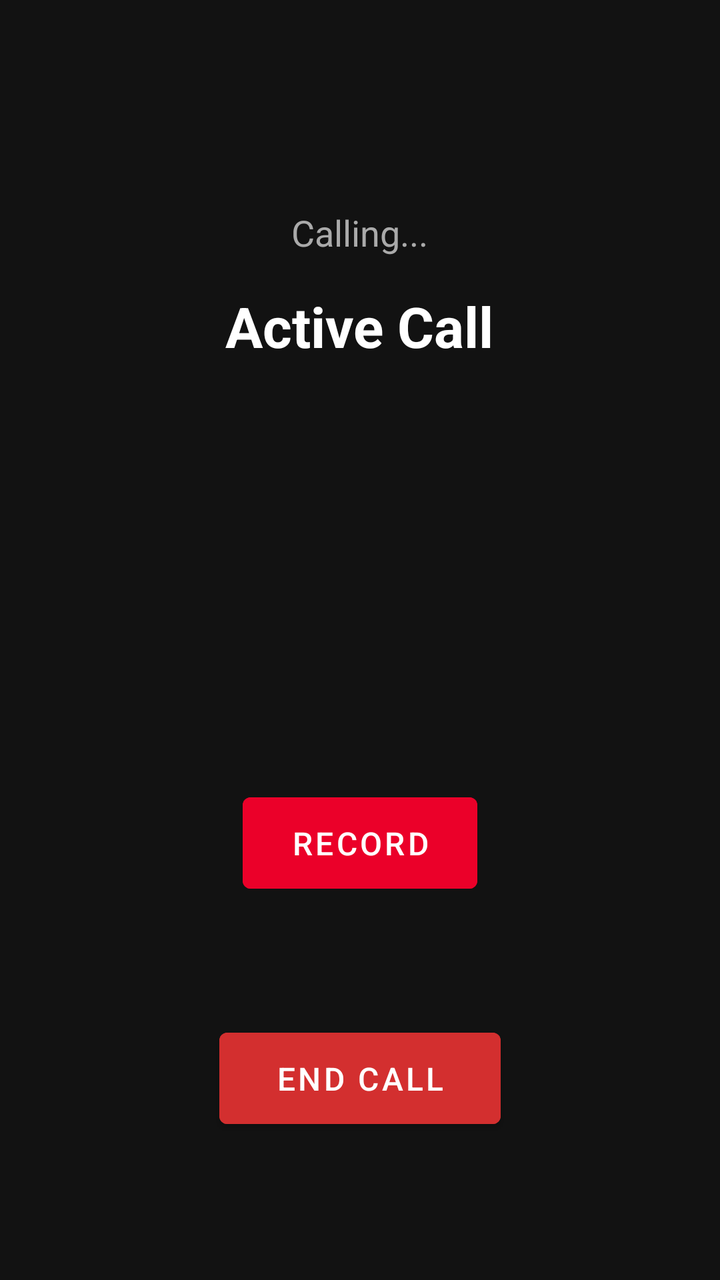
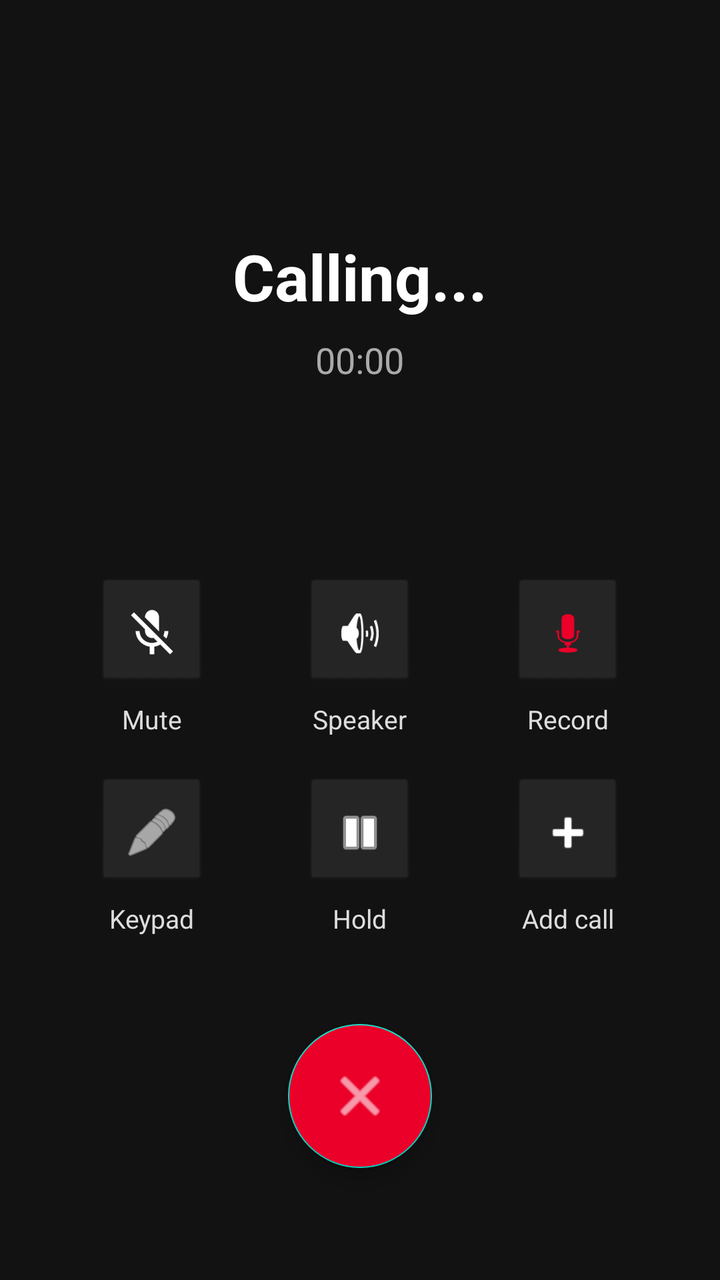

Compare the two renders of this Android layout. The source of the first and the diff that turns it into the second are given below.
<!-- AndroidManifest.xml: application theme Theme.OnePlusDialer -->
<!-- res/layout/activity_call.xml -->
<?xml version="1.0" encoding="utf-8"?>
<RelativeLayout xmlns:android="http://schemas.android.com/apk/res/android"
    android:layout_width="match_parent"
    android:layout_height="match_parent"
    android:background="#121212"
    android:padding="24dp">

    
    <TextView
        android:id="@+id/tvStatus"
        android:layout_width="wrap_content"
        android:layout_height="wrap_content"
        android:layout_centerHorizontal="true"
        android:layout_marginTop="80dp"
        android:text="Calling..."
        android:textColor="#AAAAAA"
        android:textSize="18sp" />

    
    <TextView
        android:id="@+id/tvNumber"
        android:layout_width="wrap_content"
        android:layout_height="wrap_content"
        android:layout_below="@id/tvStatus"
        android:layout_centerHorizontal="true"
        android:layout_marginTop="16dp"
        android:text="Active Call"
        android:textColor="#FFFFFF"
        android:textSize="28sp"
        android:textStyle="bold" />

    
    <LinearLayout
        android:layout_width="match_parent"
        android:layout_height="wrap_content"
        android:layout_above="@id/bottomButtons"
        android:layout_marginBottom="60dp"
        android:gravity="center"
        android:orientation="horizontal">

        
        <Button
            android:id="@+id/btnRecord"
            android:layout_width="wrap_content"
            android:layout_height="wrap_content"
            android:backgroundTint="#EB0029"
            android:paddingHorizontal="24dp"
            android:paddingVertical="12dp"
            android:text="Record"
            android:textColor="#FFFFFF"
            android:textSize="16sp" />

    </LinearLayout>

    
    <LinearLayout
        android:id="@+id/bottomButtons"
        android:layout_width="match_parent"
        android:layout_height="wrap_content"
        android:layout_alignParentBottom="true"
        android:layout_marginBottom="48dp"
        android:gravity="center"
        android:orientation="horizontal">

        
        <Button
            android:id="@+id/btnAnswer"
            android:layout_width="wrap_content"
            android:layout_height="wrap_content"
            android:layout_marginEnd="32dp"
            android:backgroundTint="#2E7D32"
            android:paddingHorizontal="28dp"
            android:paddingVertical="12dp"
            android:text="Answer"
            android:textColor="#FFFFFF"
            android:textSize="16sp"
            android:visibility="gone" />

        
        <Button
            android:id="@+id/btnHangup"
            android:layout_width="wrap_content"
            android:layout_height="wrap_content"
            android:backgroundTint="#D32F2F"
            android:paddingHorizontal="28dp"
            android:paddingVertical="12dp"
            android:text="End Call"
            android:textColor="#FFFFFF"
            android:textSize="16sp" />

    </LinearLayout>

</RelativeLayout>
<!-- resources referenced by this layout -->
<resources>
  <style name="Theme.OnePlusDialer" parent="Theme.MaterialComponents.DayNight.NoActionBar">
          <item name="colorPrimary">#EB0029</item>
          <item name="colorPrimaryVariant">#B00020</item>
          <item name="colorOnPrimary">#FFFFFF</item>
          <item name="android:statusBarColor">#121212</item>
          <item name="android:navigationBarColor">#121212</item>
      </style>
</resources>

<!-- the commit's change to res/layout/activity_call.xml (unified diff, before → after) -->
@@ -1,93 +1,223 @@
 <?xml version="1.0" encoding="utf-8"?>
-<RelativeLayout xmlns:android="http://schemas.android.com/apk/res/android"
+<LinearLayout xmlns:android="http://schemas.android.com/apk/res/android"
+    xmlns:app="http://schemas.android.com/apk/res-auto"
     android:layout_width="match_parent"
     android:layout_height="match_parent"
     android:background="#121212"
+    android:orientation="vertical"
+    android:gravity="center_horizontal"
     android:padding="24dp">
-
-    
-    <TextView
-        android:id="@+id/tvStatus"
-        android:layout_width="wrap_content"
-        android:layout_height="wrap_content"
-        android:layout_centerHorizontal="true"
-        android:layout_marginTop="80dp"
-        android:text="Calling..."
-        android:textColor="#AAAAAA"
-        android:textSize="18sp" />
-
-    
-    <TextView
-        android:id="@+id/tvNumber"
-        android:layout_width="wrap_content"
-        android:layout_height="wrap_content"
-        android:layout_below="@id/tvStatus"
-        android:layout_centerHorizontal="true"
-        android:layout_marginTop="16dp"
-        android:text="Active Call"
-        android:textColor="#FFFFFF"
-        android:textSize="28sp"
-        android:textStyle="bold" />
 
     
     <LinearLayout
         android:layout_width="match_parent"
-        android:layout_height="wrap_content"
-        android:layout_above="@id/bottomButtons"
-        android:layout_marginBottom="60dp"
+        android:layout_height="0dp"
+        android:layout_weight="1"
         android:gravity="center"
-        android:orientation="horizontal">
-
-        
-        <Button
-            android:id="@+id/btnRecord"
+        android:orientation="vertical">
+
+        <TextView
+            android:id="@+id/tvCallerName"
             android:layout_width="wrap_content"
             android:layout_height="wrap_content"
-            android:backgroundTint="#EB0029"
-            android:paddingHorizontal="24dp"
-            android:paddingVertical="12dp"
-            android:text="Record"
+            android:text="Calling..."
             android:textColor="#FFFFFF"
-            android:textSize="16sp" />
-
+            android:textSize="32sp"
+            android:textStyle="bold" />
+
+        <TextView
+            android:id="@+id/tvCallDuration"
+            android:layout_width="wrap_content"
+            android:layout_height="wrap_content"
+            android:layout_marginTop="8dp"
+            android:text="00:00"
+            android:textColor="#AAAAAA"
+            android:textSize="18sp" />
     </LinearLayout>
 
     
-    <LinearLayout
-        android:id="@+id/bottomButtons"
+    <GridLayout
         android:layout_width="match_parent"
         android:layout_height="wrap_content"
-        android:layout_alignParentBottom="true"
-        android:layout_marginBottom="48dp"
-        android:gravity="center"
-        android:orientation="horizontal">
-
-        
-        <Button
-            android:id="@+id/btnAnswer"
-            android:layout_width="wrap_content"
-            android:layout_height="wrap_content"
-            android:layout_marginEnd="32dp"
-            android:backgroundTint="#2E7D32"
-            android:paddingHorizontal="28dp"
-            android:paddingVertical="12dp"
-            android:text="Answer"
-            android:textColor="#FFFFFF"
-            android:textSize="16sp"
-            android:visibility="gone" />
-
-        
-        <Button
-            android:id="@+id/btnHangup"
-            android:layout_width="wrap_content"
-            android:layout_height="wrap_content"
-            android:backgroundTint="#D32F2F"
-            android:paddingHorizontal="28dp"
-            android:paddingVertical="12dp"
-            android:text="End Call"
-            android:textColor="#FFFFFF"
-            android:textSize="16sp" />
-
-    </LinearLayout>
-
-</RelativeLayout>
+        android:columnCount="3"
+        android:rowCount="2"
+        android:layout_marginBottom="40dp"
+        android:alignmentMode="alignMargins"
+        android:useDefaultMargins="true">
+
+        
+        <LinearLayout
+            android:id="@+id/btnMute"
+            android:layout_width="0dp"
+            android:layout_height="wrap_content"
+            android:layout_columnWeight="1"
+            android:gravity="center"
+            android:orientation="vertical">
+            <ImageView
+                android:id="@+id/ivMuteIcon"
+                android:layout_width="56dp"
+                android:layout_height="56dp"
+                android:background="@android:drawable/btn_default"
+                android:backgroundTint="#262626"
+                android:padding="14dp"
+                android:src="@android:drawable/stat_notify_call_mute"
+                app:tint="#FFFFFF" />
+            <TextView
+                android:id="@+id/tvMute"
+                android:layout_width="wrap_content"
+                android:layout_height="wrap_content"
+                android:layout_marginTop="6dp"
+                android:text="Mute"
+                android:textColor="#DDDDDD"
+                android:textSize="13sp" />
+        </LinearLayout>
+
+        
+        <LinearLayout
+            android:id="@+id/btnSpeaker"
+            android:layout_width="0dp"
+            android:layout_height="wrap_content"
+            android:layout_columnWeight="1"
+            android:gravity="center"
+            android:orientation="vertical">
+            <ImageView
+                android:id="@+id/ivSpeakerIcon"
+                android:layout_width="56dp"
+                android:layout_height="56dp"
+                android:background="@android:drawable/btn_default"
+                android:backgroundTint="#262626"
+                android:padding="14dp"
+                android:src="@android:drawable/ic_lock_silent_mode_off"
+                app:tint="#FFFFFF" />
+            <TextView
+                android:id="@+id/tvSpeaker"
+                android:layout_width="wrap_content"
+                android:layout_height="wrap_content"
+                android:layout_marginTop="6dp"
+                android:text="Speaker"
+                android:textColor="#DDDDDD"
+                android:textSize="13sp" />
+        </LinearLayout>
+
+        
+        <LinearLayout
+            android:id="@+id/btnRecord"
+            android:layout_width="0dp"
+            android:layout_height="wrap_content"
+            android:layout_columnWeight="1"
+            android:gravity="center"
+            android:orientation="vertical">
+            <ImageView
+                android:id="@+id/ivRecordIcon"
+                android:layout_width="56dp"
+                android:layout_height="56dp"
+                android:background="@android:drawable/btn_default"
+                android:backgroundTint="#262626"
+                android:padding="14dp"
+                android:src="@android:drawable/ic_btn_speak_now"
+                app:tint="#EB0029" />
+            <TextView
+                android:id="@+id/tvRecord"
+                android:layout_width="wrap_content"
+                android:layout_height="wrap_content"
+                android:layout_marginTop="6dp"
+                android:text="Record"
+                android:textColor="#DDDDDD"
+                android:textSize="13sp" />
+        </LinearLayout>
+
+        
+        <LinearLayout
+            android:id="@+id/btnKeypad"
+            android:layout_width="0dp"
+            android:layout_height="wrap_content"
+            android:layout_columnWeight="1"
+            android:layout_marginTop="16dp"
+            android:gravity="center"
+            android:orientation="vertical">
+            <ImageView
+                android:layout_width="56dp"
+                android:layout_height="56dp"
+                android:background="@android:drawable/btn_default"
+                android:backgroundTint="#262626"
+                android:padding="14dp"
+                android:src="@android:drawable/ic_menu_edit"
+                app:tint="#FFFFFF" />
+            <TextView
+                android:layout_width="wrap_content"
+                android:layout_height="wrap_content"
+                android:layout_marginTop="6dp"
+                android:text="Keypad"
+                android:textColor="#DDDDDD"
+                android:textSize="13sp" />
+        </LinearLayout>
+
+        
+        <LinearLayout
+            android:id="@+id/btnHold"
+            android:layout_width="0dp"
+            android:layout_height="wrap_content"
+            android:layout_columnWeight="1"
+            android:layout_marginTop="16dp"
+            android:gravity="center"
+            android:orientation="vertical">
+            <ImageView
+                android:id="@+id/ivHoldIcon"
+                android:layout_width="56dp"
+                android:layout_height="56dp"
+                android:background="@android:drawable/btn_default"
+                android:backgroundTint="#262626"
+                android:padding="14dp"
+                android:src="@android:drawable/ic_media_pause"
+                app:tint="#FFFFFF" />
+            <TextView
+                android:id="@+id/tvHold"
+                android:layout_width="wrap_content"
+                android:layout_height="wrap_content"
+                android:layout_marginTop="6dp"
+                android:text="Hold"
+                android:textColor="#DDDDDD"
+                android:textSize="13sp" />
+        </LinearLayout>
+
+        
+        <LinearLayout
+            android:id="@+id/btnAddCall"
+            android:layout_width="0dp"
+            android:layout_height="wrap_content"
+            android:layout_columnWeight="1"
+            android:layout_marginTop="16dp"
+            android:gravity="center"
+            android:orientation="vertical">
+            <ImageView
+                android:layout_width="56dp"
+                android:layout_height="56dp"
+                android:background="@android:drawable/btn_default"
+                android:backgroundTint="#262626"
+                android:padding="14dp"
+                android:src="@android:drawable/ic_input_add"
+                app:tint="#FFFFFF" />
+            <TextView
+                android:layout_width="wrap_content"
+                android:layout_height="wrap_content"
+                android:layout_marginTop="6dp"
+                android:text="Add call"
+                android:textColor="#DDDDDD"
+                android:textSize="13sp" />
+        </LinearLayout>
+
+    </GridLayout>
+
+    
+    <com.google.android.material.floatingactionbutton.FloatingActionButton
+        android:id="@+id/btnEndCall"
+        android:layout_width="wrap_content"
+        android:layout_height="wrap_content"
+        android:layout_marginBottom="32dp"
+        android:backgroundTint="#EB0029"
+        android:src="@android:drawable/ic_menu_close_clear_cancel"
+        app:fabCustomSize="72dp"
+        app:maxImageSize="32dp"
+        app:tint="#FFFFFF" />
+
+</LinearLayout>
